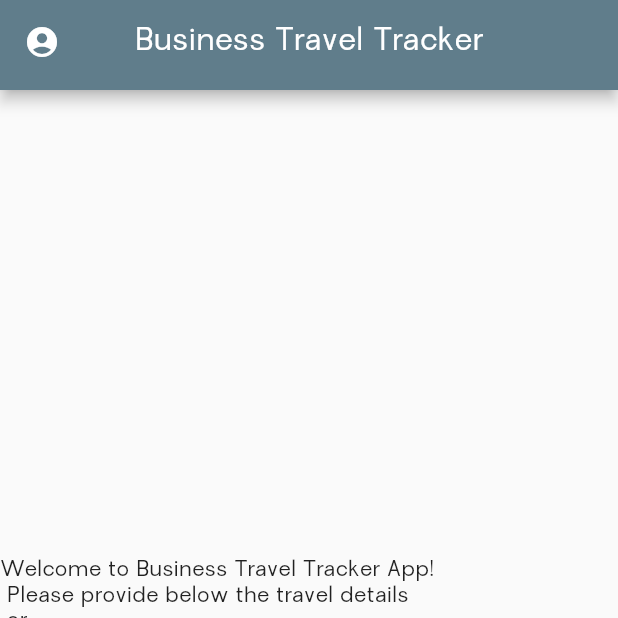
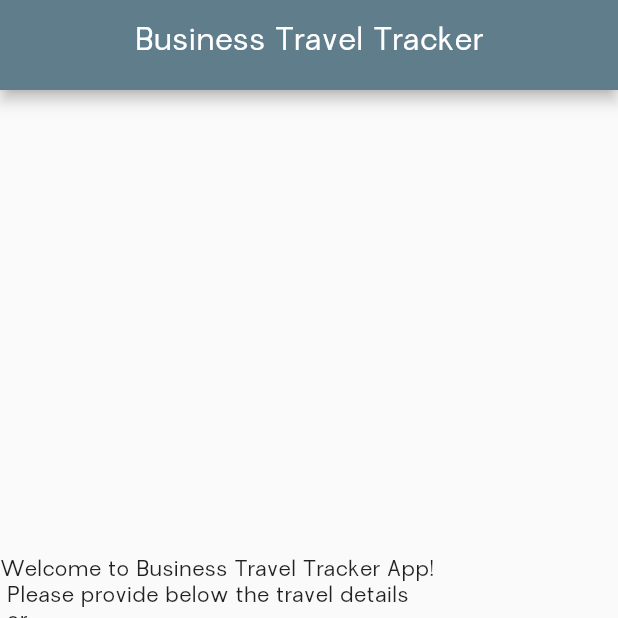
Before and after one commit to dukpio/bussines-tracker-travel, a Flutter app: the screen it shows after launch, on a phone screen of 412 x 824 dp, the top half of it. Run offline on Flutter 3.47's test engine with Material 2 defaults, Android fonts, the phone set to English and light mode, and no system bars; our stand-ins replace syncfusion_flutter_charts.

Commit message:
BTT-022: Drawer widget added to Scaffold and CupertinoPageScaffold

```diff
--- a/lib/Chart/chart_space.dart
+++ b/lib/Chart/chart_space.dart
@@ -36,7 +36,7 @@ class _ChartSpaceState extends State<ChartSpace> {
     final mediaQuery = MediaQuery.of(context);
     return Platform.isAndroid
         ? Scaffold(
-            appBar: MyAppBar(widget.insertNewRecord, widget.showLogin),
+            appBar: MyAppBar(widget.insertNewRecord,),
             body: SafeArea(
               child: SingleChildScrollView(
                 child: Container(
@@ -63,7 +63,7 @@ class _ChartSpaceState extends State<ChartSpace> {
             ),
           )
         : CupertinoPageScaffold(
-            navigationBar: MyAppBar(widget.insertNewRecord, widget.showLogin)
+            navigationBar: MyAppBar(widget.insertNewRecord,)
                 as ObstructingPreferredSizeWidget,
             child: SafeArea(
               child: SingleChildScrollView(
--- a/lib/app_bar.dart
+++ b/lib/app_bar.dart
@@ -1,13 +1,13 @@
 import 'dart:io';
 
+import 'package:business_travel_tracker/drawer.dart';
 import 'package:flutter/cupertino.dart';
 import 'package:flutter/material.dart';
 
 class MyAppBar extends StatelessWidget implements PreferredSizeWidget {
   final Function insertNewRecord;
-  final Function showLogin;
 
-  const MyAppBar(this.insertNewRecord, this.showLogin, {super.key});
+  const MyAppBar(this.insertNewRecord, {super.key});
 
   @override
   Widget build(BuildContext context) {
@@ -15,20 +15,15 @@ class MyAppBar extends StatelessWidget implements PreferredSizeWidget {
 
     return Platform.isIOS
         ? CupertinoNavigationBar(
+
             middle: const Text('Business Travel Tracker'),
             trailing: CupertinoButton(
               child: const Icon(CupertinoIcons.add),
               onPressed: () => insertNewRecord(context),
             ),
-            leading: CupertinoButton(
-              child: const Icon(CupertinoIcons.person_alt_circle_fill),
-              onPressed: () => showLogin(context),
-            ),
+            leading: const MyDrawer(),
           )
         : AppBar(
-            leading: IconButton(
-                onPressed: () => showLogin(context),
-                icon: const Icon(Icons.account_circle_sharp)),
             title: const Text('Business Travel Tracker'),
           );
   }
--- a/lib/main.dart
+++ b/lib/main.dart
@@ -2,6 +2,7 @@ import 'dart:io';
 
 import 'package:business_travel_tracker/Chart/empty_list.dart';
 import 'package:business_travel_tracker/app_bar.dart';
+import 'package:business_travel_tracker/drawer.dart';
 import 'package:business_travel_tracker/new_record.dart';
 import 'package:business_travel_tracker/Chart/updated_list.dart';
 import 'package:business_travel_tracker/welcome_page.dart';
@@ -139,7 +140,8 @@ class MyHomePageState extends State<MyHomePage> {
     return maxAmount != 0
         ? Platform.isAndroid
             ? Scaffold(
-                appBar: MyAppBar(insertNewRecord, showLogin),
+                drawer: const MyDrawer(),
+                appBar: MyAppBar(insertNewRecord,),
                 body: SafeArea(
                   child: SingleChildScrollView(
                     child: Container(
@@ -171,7 +173,7 @@ class MyHomePageState extends State<MyHomePage> {
                 ),
               )
             : CupertinoPageScaffold(
-                navigationBar: MyAppBar(insertNewRecord, showLogin)
+                navigationBar: MyAppBar(insertNewRecord,)
                     as ObstructingPreferredSizeWidget,
                 child: SafeArea(
                   child: SingleChildScrollView(
--- a/lib/welcome_page.dart
+++ b/lib/welcome_page.dart
@@ -27,7 +27,7 @@ class _WelcomePageState extends State<WelcomePage> {
   Widget build(BuildContext context) {
     return Platform.isAndroid
         ? Scaffold(
-            appBar: MyAppBar(widget.insertNewRecord, widget.showLogin)
+            appBar: MyAppBar(widget.insertNewRecord,)
                 as PreferredSizeWidget,
             body: SafeArea(
               child: Column(
@@ -49,7 +49,7 @@ class _WelcomePageState extends State<WelcomePage> {
             ),
           )
         : CupertinoPageScaffold(
-            navigationBar: MyAppBar(widget.insertNewRecord, widget.showLogin)
+            navigationBar: MyAppBar(widget.insertNewRecord,)
                 as ObstructingPreferredSizeWidget,
             child: SafeArea(
               child: SingleChildScrollView(
```
Also changed, not shown: lib/drawer.dart (added, +22 -0 lines).
